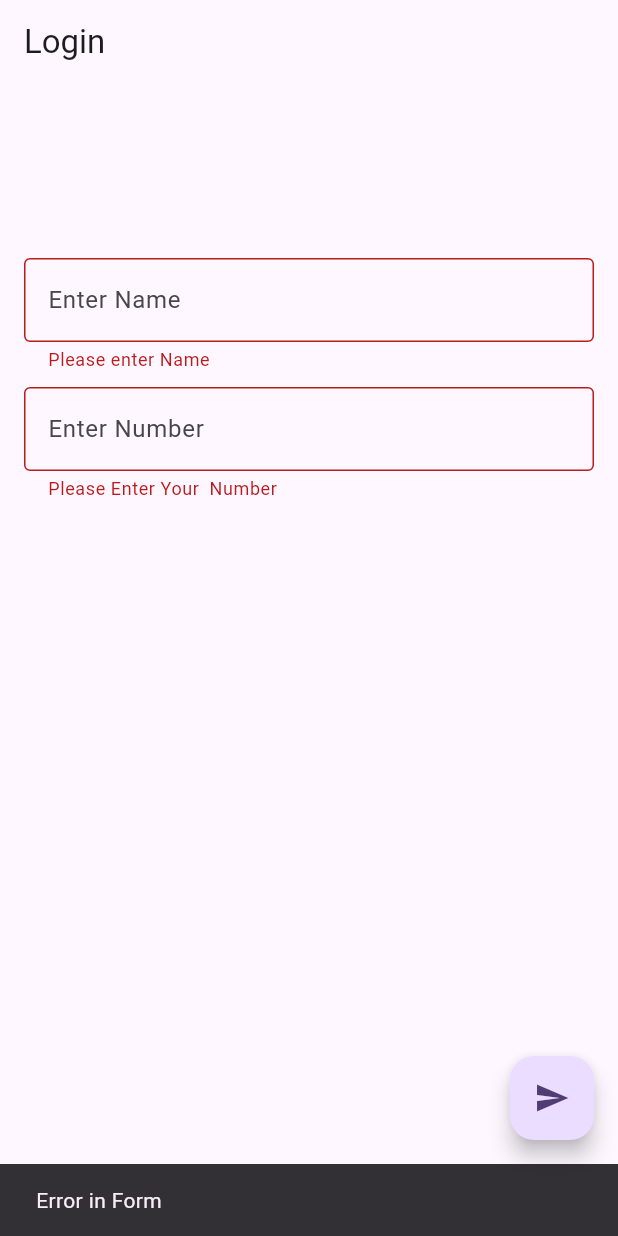
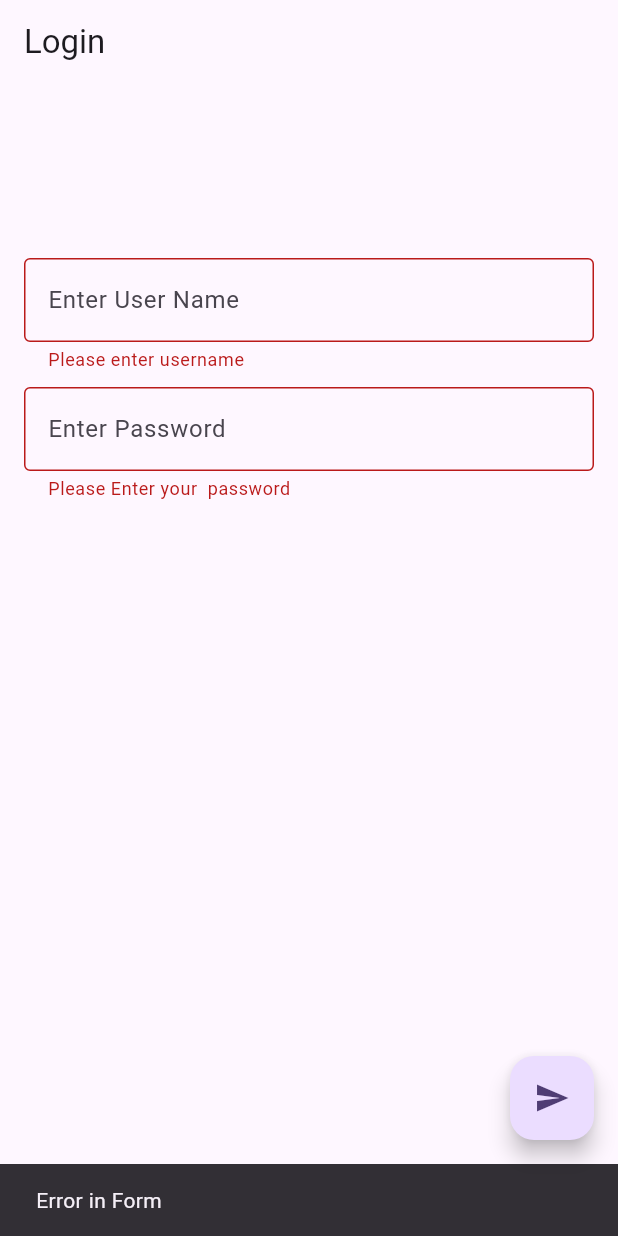
Before and after one commit to gauravdahale/flutterauth, a Flutter app: the screen it shows after launch, after a tap on the "send" icon, on a phone screen of 412 x 824 dp. Run offline on Flutter 3.47's test engine with Material 3 defaults, Android fonts, the phone set to English and light mode, and no system bars; our stand-ins replace cloud_firestore, firebase_auth, firebase_core; accounts and stored records are empty.

Commit message:
Login adde home page added

```diff
--- a/lib/pages/loginpage.dart
+++ b/lib/pages/loginpage.dart
@@ -2,6 +2,8 @@ import 'package:flutter/material.dart';
 import 'package:firebase_core/firebase_core.dart';
 import 'package:firebase_auth/firebase_auth.dart';
 import 'package:cloud_firestore/cloud_firestore.dart';
+
+import 'homescreen.dart';
 
 class LoginPage extends StatefulWidget {
   const LoginPage({super.key});
@@ -95,8 +97,10 @@ class _LoginPageState extends State<LoginPage> {
               // positional(b, a)
               // namedParameter( )
 
-              gotoNextSceen(number: numberController, name: nameController);
+              // gotoNextSceen(number: numberController, name: nameController);
               // _verifyPhoneNumber(); // Call _verifyPhoneNumber method
+              loginwithEmailPassword(
+                  number: numberController, name: nameController);
             }
           },
         ),
@@ -112,28 +116,29 @@ class _LoginPageState extends State<LoginPage> {
                 TextFormField(
                   validator: (value) {
                     if (value == null || value.isEmpty) {
-                      return 'Please enter Name';
+                      return 'Please enter username';
                     }
                     return null;
                   },
                   controller: nameController,
                   decoration: const InputDecoration(
-                      border: OutlineInputBorder(), hintText: 'Enter Name'),
+                      border: OutlineInputBorder(),
+                      hintText: 'Enter User Name'),
                 ),
                 const SizedBox(
                   height: 10,
                 ),
                 TextFormField(
-                  keyboardType: TextInputType.number,
+                  keyboardType: TextInputType.text,
                   validator: (value) {
                     if (value == null || value.isEmpty) {
-                      return 'Please Enter Your  Number';
+                      return 'Please Enter your  password';
                     }
                     return null;
                   },
                   controller: numberController,
                   decoration: const InputDecoration(
-                      border: OutlineInputBorder(), hintText: 'Enter Number'),
+                      border: OutlineInputBorder(), hintText: 'Enter Password'),
                 ),
               ],
             ),
@@ -158,9 +163,36 @@ class _LoginPageState extends State<LoginPage> {
       'name': name.text,
       'phone': number.text,
     }).then((value) => {
-    ScaffoldMessenger.of(context).showSnackBar(
-    const SnackBar(content: Text('Data saved!!!')),
-    )
-    });
+          ScaffoldMessenger.of(context).showSnackBar(
+            const SnackBar(content: Text('Data saved!!!')),
+          )
+        });
   }
+
+  loginwithEmailPassword(
+      {required TextEditingController name,
+      required TextEditingController number}) {
+    FirebaseAuth.instance
+        .createUserWithEmailAndPassword(
+            email: '${number.text}@gtech.com', password: number.text)
+        .then((value) => {
+              //If successfull then add user data
+              FirebaseFirestore.instance
+                  .collection('users')
+                  .doc(number.text)
+                  .set({
+                'name': value.user?.email!.toString(),
+                'phone': number.text,
+              }).then((value) => {
+                        ScaffoldMessenger.of(context).showSnackBar(
+                          const SnackBar(content: Text('Data saved!!!')),
+                        ),
+              Navigator.push(
+              context,
+              MaterialPageRoute(builder: (context) => HomeScreen()),)
+
+              })
+            });
+  }
+
 }
```
Also changed, not shown: lib/pages/homescreen.dart (added, +17 -0 lines), lib/firebase_options.dart, 2 other files.
